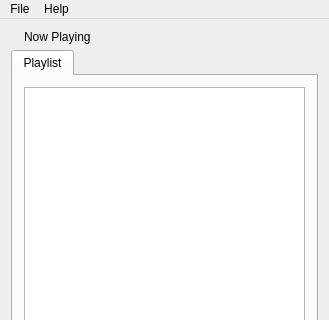
Above: src/MUI/ui/mui.ui from kvrohit/muiplayer before the change; both pictures show x 0 to 329 and y 0 to 320 of the 329 by 480 pixel window. Below: the same form after it.
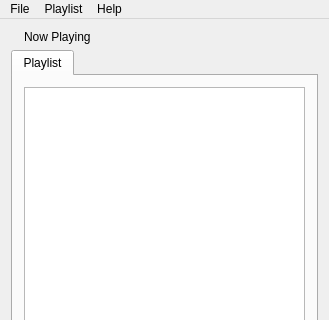
That is the form after the change. Icons and pictures are not drawn.

What changed in the file:
```diff
--- a/src/MUI/ui/mui.ui
+++ b/src/MUI/ui/mui.ui
@@ -251,7 +251,16 @@
     </property>
     <addaction name="actionExit" />
    </widget>
+   <widget class="QMenu" name="menuPlaylist" >
+    <property name="title" >
+     <string>Playlist</string>
+    </property>
+    <addaction name="actionOpen" />
+    <addaction name="separator" />
+    <addaction name="actionClear" />
+   </widget>
    <addaction name="menuFile" />
+   <addaction name="menuPlaylist" />
    <addaction name="menuHelp" />
   </widget>
   <action name="actionAbout" >
```
Left out of the diff: 10 changed lines with no effect on the pictures.
